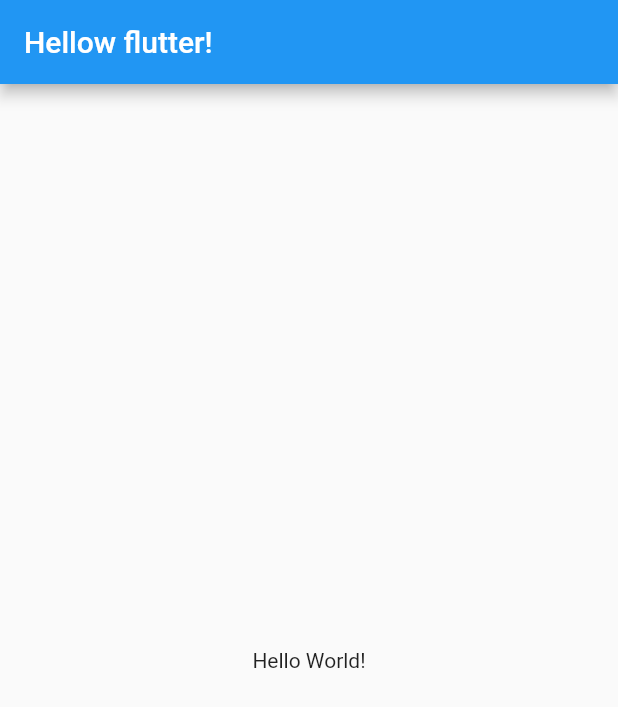
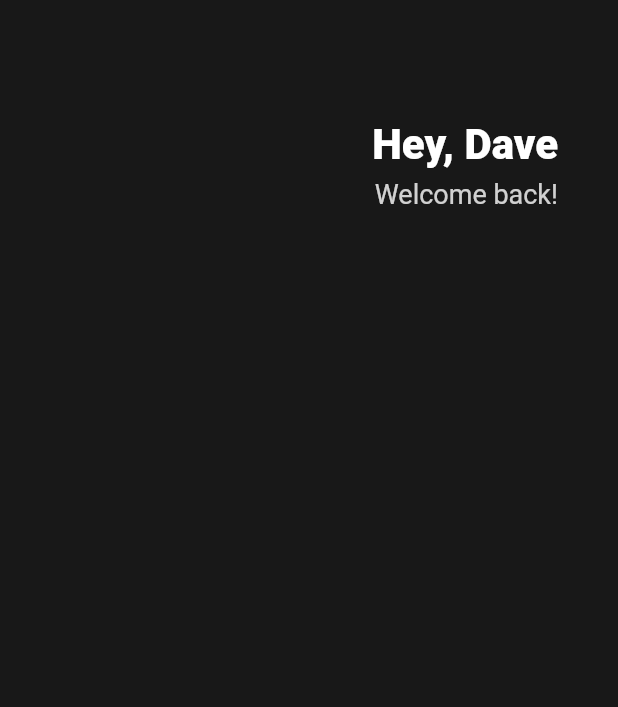
Before and after one commit to LEEHUUN/flutter-study-toonflix, a Flutter app: the screen it shows after launch, on a phone screen of 412 x 824 dp. Shown: the top 707 px of the screen. Run offline on Flutter 3.47's test engine with Material 2 defaults, Android fonts, the phone set to English and light mode, and no system bars.

Commit message:
- feat: 0강 Header 학습내용 commit.

```diff
--- a/lib/main.dart
+++ b/lib/main.dart
@@ -10,11 +10,44 @@ class App extends StatelessWidget {
   Widget build(BuildContext context) {
     return MaterialApp(
       home: Scaffold(
-        appBar: AppBar(
-          title: Text('Hellow flutter!'),
-        ),
-        body: Center(
-          child: Text('Hello World!'),
+        backgroundColor: Color(0xFF181818),
+        body: Padding(
+          padding: EdgeInsets.symmetric(horizontal: 40),
+          child: Column(
+            children: [
+              SizedBox(
+                height: 80,
+              ),
+              Row(
+                mainAxisAlignment: MainAxisAlignment.end,
+                children: [
+                  Column(
+                    crossAxisAlignment: CrossAxisAlignment.end,
+                    children: [
+                      Text(
+                        'Hey, Dave',
+                        style: TextStyle(
+                          color: Colors.white,
+                          fontSize: 28,
+                          fontWeight: FontWeight.w800,
+                        ),
+                      ),
+                      SizedBox(
+                        height: 6,
+                      ),
+                      Text(
+                        'Welcome back!',
+                        style: TextStyle(
+                          color: Colors.white.withOpacity(0.8),
+                          fontSize: 18,
+                        ),
+                      ),
+                    ],
+                  )
+                ],
+              ),
+            ],
+          ),
         ),
       ),
     );
```
Also changed, not shown: 1 other file.
